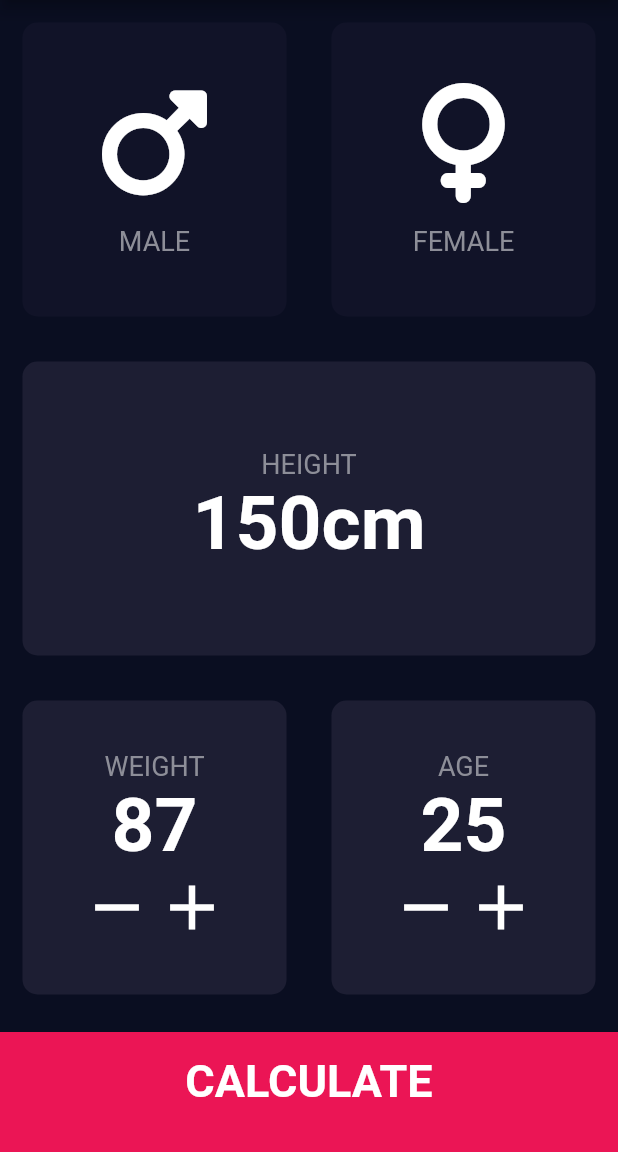
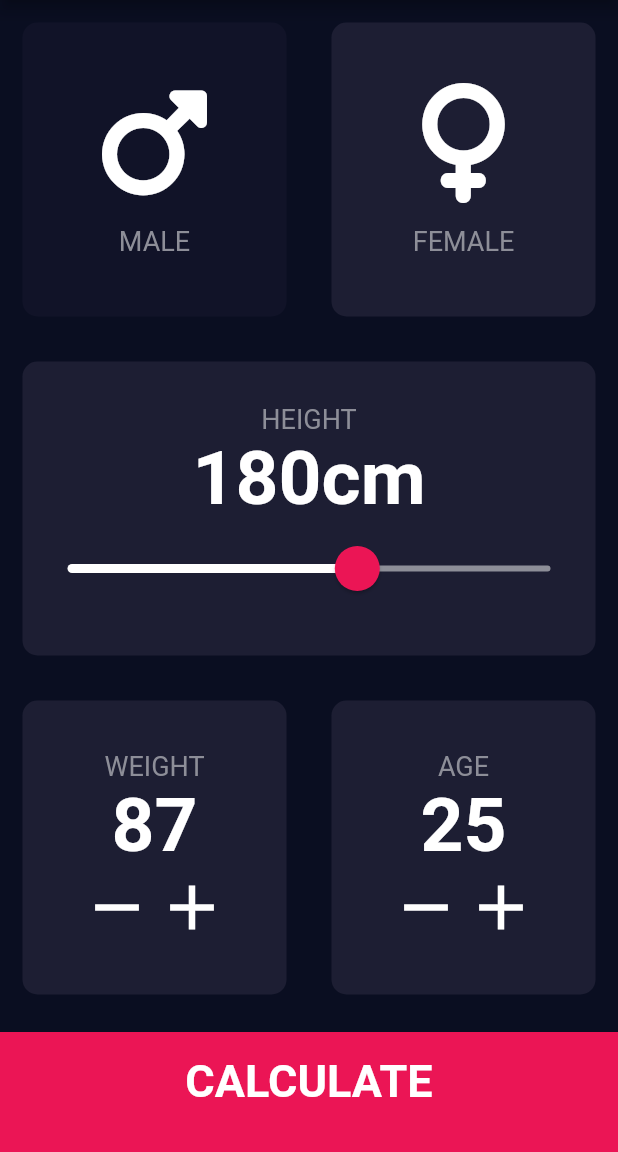
Before and after one commit to rakshitas24/BMI-Calculator, a Flutter app: the screen it shows after launch, after a tap on "FEMALE", on a phone screen of 412 x 824 dp, the part 84-1236 px from its top. Run offline on Flutter 3.47's test engine with Material 2 defaults, Android fonts, the phone set to English and light mode, and no system bars; our stand-ins replace font_awesome_flutter.

Commit message:
Height slider added

```diff
--- a/lib/input_page.dart
+++ b/lib/input_page.dart
@@ -6,32 +6,19 @@ import 'package:font_awesome_flutter/font_awesome_flutter.dart';
 const activeCardColour = Color(0xFF1D1E33);
 const inactiveCardColour = Color(0xFF111328);
 
+enum Gender {
+  male,
+  female,
+}
+
 class InputPage extends StatefulWidget {
   @override
   _InputPageState createState() => _InputPageState();
 }
 
 class _InputPageState extends State<InputPage> {
-
-Color maleCardColour = inactiveCardColour;
-Color femaleCardColour = inactiveCardColour;
-
-void updateColour(int gender)
-{
-  if(gender==1)
-  {
-    if(maleCardColour==inactiveCardColour)
-    maleCardColour=activeCardColour;
-    else maleCardColour=inactiveCardColour;
-  }
-  if(gender==2)
-  {
-    if(femaleCardColour==inactiveCardColour)
-    femaleCardColour=activeCardColour;
-    else femaleCardColour=inactiveCardColour;
-  }
-
-}
+  Gender selectedGender = Gender.male;
+  int height=180;
 
   @override
   Widget build(BuildContext context) {
@@ -49,11 +36,13 @@ void updateColour(int gender)
                 child: GestureDetector(
                   onTap: () {
                     setState(() {
-                      updateColour(1);
+                      selectedGender = Gender.male;
                     });
                   },
                   child: ReusableCard(
-                    colour: maleCardColour,
+                    colour: selectedGender == Gender.male
+                        ? activeCardColour
+                        : inactiveCardColour,
                     cardChild: Column(
                       mainAxisAlignment: MainAxisAlignment.center,
                       children: <Widget>[
@@ -79,10 +68,14 @@ void updateColour(int gender)
               Expanded(
                 child: GestureDetector(
                   onTap: () {
-                    updateColour(2);
+                    setState(() {
+                      selectedGender = Gender.female;
+                    });
                   },
                   child: ReusableCard(
-                    colour: femaleCardColour,
+                    colour: selectedGender == Gender.female
+                        ? activeCardColour
+                        : inactiveCardColour,
                     cardChild: Column(
                       mainAxisAlignment: MainAxisAlignment.center,
                       children: <Widget>[
@@ -123,14 +116,48 @@ void updateColour(int gender)
                             color: Color(0xFF8D8E98),
                           ),
                         ),
+                        Row(
+                          mainAxisAlignment: MainAxisAlignment.center,
+                          children: <Widget>[
                             Text(
-                          '150cm',
+                          height.toString(),
                           style: TextStyle(
                             fontSize: 50.0,
                             color: Colors.white,
                             fontWeight: FontWeight.bold,
                           ),
                         ),
+                        Text(
+                          'cm',
+                          style: TextStyle(
+                            fontSize: 50.0,
+                            color: Colors.white,
+                            fontWeight: FontWeight.bold,
+                          ),
+                        ),
+                          ],
+                        ),
+                        SliderTheme(
+                          data: SliderTheme.of(context).copyWith(
+                            inactiveTrackColor: Color(0xFF8D8E98),
+                            activeTrackColor: Colors.white,
+                            thumbColor: Color(0xFFEB1555),
+                            overlayColor: Color(0x29EB1555),
+                            thumbShape: RoundSliderThumbShape(enabledThumbRadius: 15.0),
+                            overlayShape: RoundSliderOverlayShape(overlayRadius: 30.0),
+                          ),
+                          child: Slider(
+                            value: height.toDouble(),
+                            min: 120.0,
+                            max: 220.0,
+                            inactiveColor: Color(0xFF8D8E98),
+                            onChanged: (double newValue) {
+                              setState(() {
+                                height=newValue.round();
+                              });
+                            },
+                          ),
+                        )
                       ],
                     ),
                   ),
@@ -141,7 +168,8 @@ void updateColour(int gender)
           Expanded(
               child: Row(
             children: <Widget>[
-              Expanded(child: ReusableCard(
+              Expanded(
+                child: ReusableCard(
                   colour: activeCardColour,
                   cardChild: Column(
                     mainAxisAlignment: MainAxisAlignment.center,
@@ -178,7 +206,8 @@ void updateColour(int gender)
                   ),
                 ),
               ),
-              Expanded(child: ReusableCard(
+              Expanded(
+                child: ReusableCard(
                   colour: activeCardColour,
                   cardChild: Column(
                     mainAxisAlignment: MainAxisAlignment.center,
@@ -243,8 +272,8 @@ void updateColour(int gender)
 
 class ReusableCard extends StatelessWidget {
   ReusableCard({required this.colour, required this.cardChild});
-  Widget cardChild;
-  Color colour;
+  final Widget cardChild;
+  final Color colour;
 
   @override
   Widget build(BuildContext context) {
```
Lines whose indentation alone changed are shown as unchanged.
